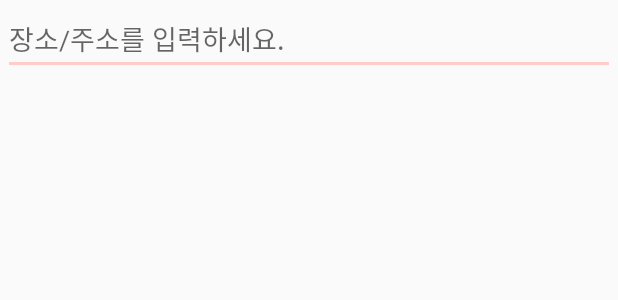
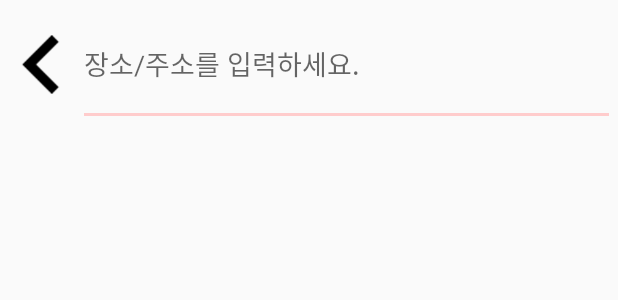
Before and after one commit to jhham96/Navi_project, an Android app: the layout activity_set_location.xml on its own in the app's theme, with its tools: preview values and no code run, on a phone screen of 412 x 824 dp. Shown: the top 300 px of the screen. Run offline under Robolectric (Android 15) with nearby library versions, the phone set to English and light mode, and no system bars.

Commit message:
중간데모 v1.0

```diff
--- a/TNavi_project/app/src/main/res/layout/activity_set_location.xml
+++ b/TNavi_project/app/src/main/res/layout/activity_set_location.xml
@@ -12,19 +12,39 @@
         android:orientation="vertical"
         android:layout_margin="2dp">
 
-        <EditText
-            android:id="@+id/edit"
+        <LinearLayout
             android:layout_width="match_parent"
-            android:layout_height="wrap_content"
-            android:hint="장소/주소를 입력하세요."
-            android:imeOptions="actionSearch"
-            android:maxLines="1"
-            android:inputType="text"/>
+            android:layout_height="0dp"
+            android:layout_weight="1"
+            android:orientation="horizontal">
+
+            <ImageButton
+                android:id="@+id/backButton"
+                android:layout_width="0dp"
+                android:layout_height="match_parent"
+                android:layout_weight="1"
+                android:scaleType="fitCenter"
+                android:background="@color/colorTrans_t"
+                android:layout_margin="5dp"
+                app:srcCompat="@drawable/left_arrow_key"/>
+
+            <EditText
+                android:id="@+id/edit"
+                android:layout_width="0dp"
+                android:layout_height="match_parent"
+                android:layout_weight="9"
+                android:hint="장소/주소를 입력하세요."
+                android:imeOptions="actionSearch"
+                android:maxLines="1"
+                android:inputType="text"/>
+        </LinearLayout>
 
         <ListView
             android:id="@+id/ListView"
             android:layout_width="match_parent"
-            android:layout_height="wrap_content"></ListView>
+            android:layout_height="0dp"
+            android:layout_weight="9"
+            ></ListView>
 
     </LinearLayout>
 
```
Also changed, not shown: TNavi_project/app/src/main/java/com/example/rltn4/tnavi_project/MainActivity.java (+16 -9 lines), TNavi_project/app/src/main/java/com/example/rltn4/tnavi_project/SetLocationActivity.java (+50 -6 lines), TNavi_project/app/src/main/java/com/example/rltn4/tnavi_project/ShowRelatedResultActivity.java (+7 -0 lines).
